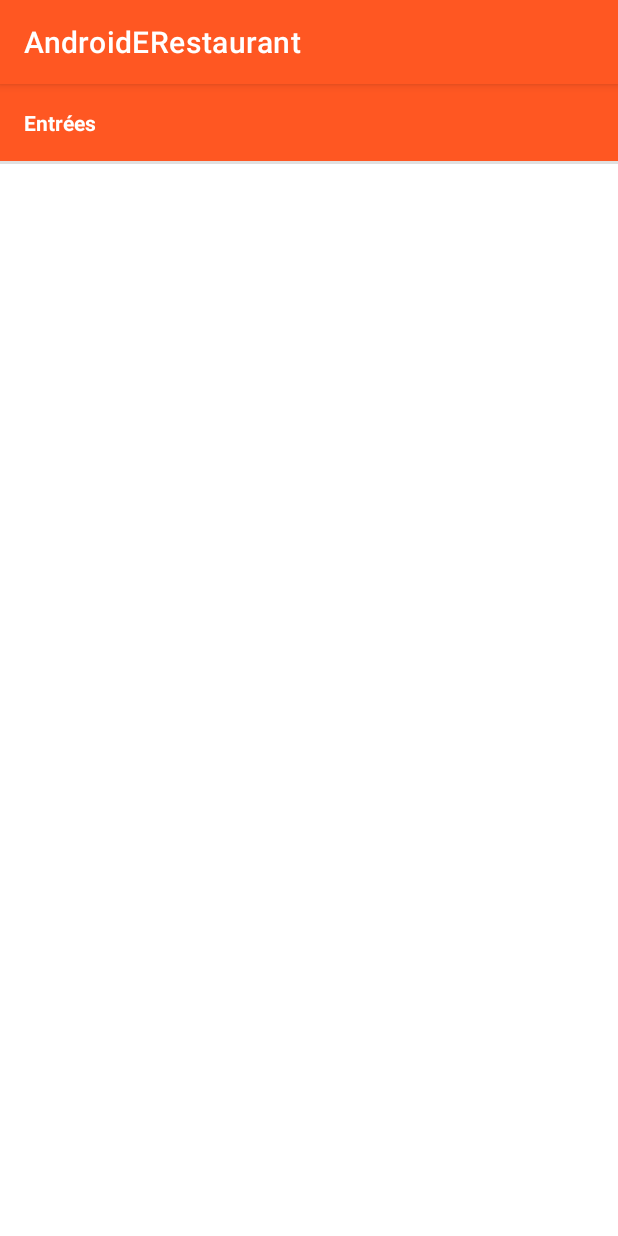
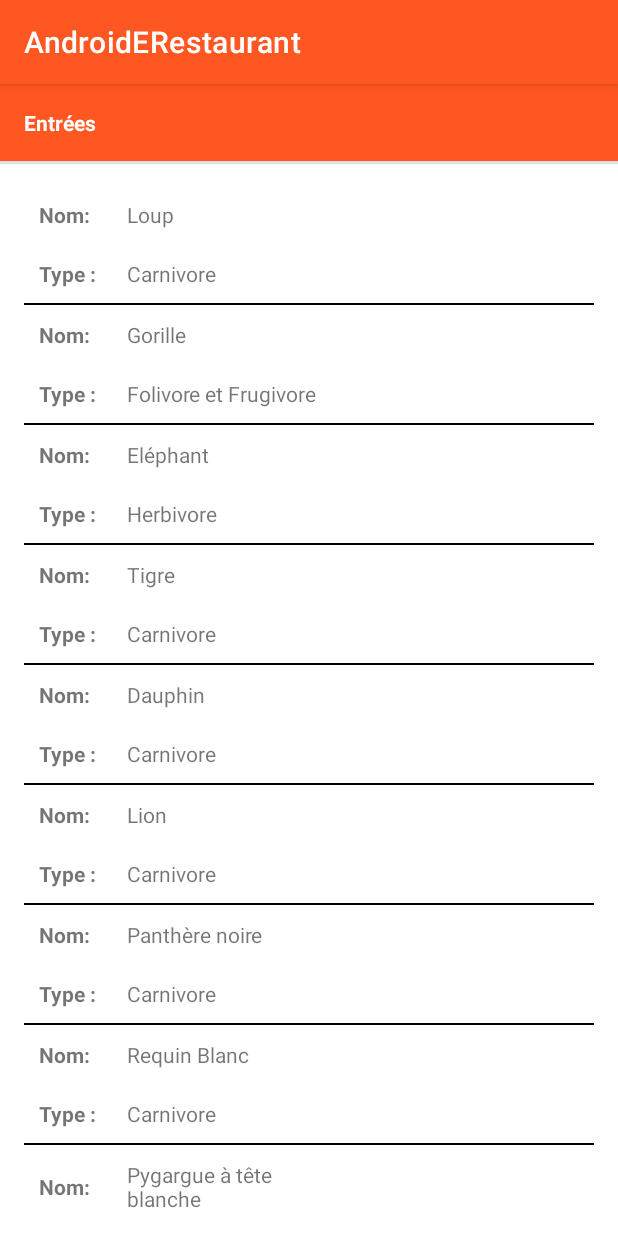
Before and after one commit to Qentah/AndroidERestaurant, an Android app: the screen it shows after launch (CatSelectDetail), after a tap on "ENTRÉES", on a phone screen of 412 x 824 dp. Run offline under Robolectric (Android 15) with nearby library versions, the phone set to English and light mode, and no system bars.

Commit message:
Add CustomAdapter.kt and Product.kt with product_line.xml template to fill recycler

```diff
--- a/app/src/main/java/fr/isen/henry/androiderestaurant/CatSelectDetail.kt
+++ b/app/src/main/java/fr/isen/henry/androiderestaurant/CatSelectDetail.kt
@@ -1,17 +1,44 @@
 package fr.isen.henry.androiderestaurant
 
 import android.os.Bundle
-import android.widget.Button
 import android.widget.TextView
+import android.widget.Toast
 import androidx.appcompat.app.AppCompatActivity
-import fr.isen.henry.androiderestaurant.R.id
+import androidx.recyclerview.widget.LinearLayoutManager
+import androidx.recyclerview.widget.RecyclerView
 
 class CatSelectDetail : AppCompatActivity() {
+
     override fun onCreate(savedInstanceState: Bundle?) {
         super.onCreate(savedInstanceState)
         setContentView(R.layout.activity_cat_select_detail)
 
         val cat = intent.extras!!.getString("category")
         findViewById<TextView>(R.id.CategoryText).text = cat
+
+        val  lines = generateLines()
+
+        var monRecycler = findViewById<RecyclerView>(R.id.RecycleView)
+
+        monRecycler.layoutManager = LinearLayoutManager(this)
+        monRecycler.adapter = CustomAdapter(lines.toTypedArray())
+        {
+            Toast.makeText(this,"Vous avez sélectionné ${it.name}",Toast.LENGTH_SHORT).show()
+        }
+    }
+
+    private fun generateLines() :ArrayList<Product>
+    {
+        val arrayList = ArrayList<Product>()
+        arrayList.add(Product(1,"Loup","Carnivore"))
+        arrayList.add(Product(2,"Gorille","Folivore et Frugivore"))
+        arrayList.add(Product(3,"Eléphant","Herbivore "))
+        arrayList.add(Product(4,"Tigre","Carnivore "))
+        arrayList.add(Product(5,"Dauphin","Carnivore "))
+        arrayList.add(Product(6,"Lion","Carnivore "))
+        arrayList.add(Product(7,"Panthère noire","Carnivore "))
+        arrayList.add(Product(8,"Requin Blanc","Carnivore "))
+        arrayList.add(Product(9,"Pygargue à tête blanche","Carnivore "))
+        return arrayList
     }
 }
--- /dev/null
+++ b/app/src/main/java/fr/isen/henry/androiderestaurant/CustomAdapter.kt
@@ -0,0 +1,34 @@
+package fr.isen.henry.androiderestaurant
+
+import android.util.Log
+import android.view.LayoutInflater
+import android.view.View
+import android.view.ViewGroup
+import android.widget.TextView
+import androidx.recyclerview.widget.RecyclerView
+
+class CustomAdapter(private val products : Array<Product>, private val listener: (Product) -> Unit)
+    : RecyclerView.Adapter<CustomAdapter.ViewHolder>() {
+
+    override fun onCreateViewHolder(parent: ViewGroup, position: Int): ViewHolder {
+        val product_line = LayoutInflater.from(parent.context).inflate(R.layout.product_line,parent, false)
+        return ViewHolder(product_line)
+    }
+
+    override fun getItemCount(): Int = products.size
+
+    override fun onBindViewHolder(holder: ViewHolder, position: Int) {
+        holder.bind(products[position],listener)
+    }
+
+    class ViewHolder(private val elem : View) : RecyclerView.ViewHolder(elem)
+    {
+        fun bind(product: Product, listener: (Product) -> Unit) = with(itemView)
+        {
+            findViewById<TextView>(R.id.product_name).text = product.name
+            findViewById<TextView>(R.id.type).text = product.type
+            setOnClickListener { listener(product) }
+        }
+    }
+
+}
--- a/app/src/main/java/fr/isen/henry/androiderestaurant/HomeActivity.kt
+++ b/app/src/main/java/fr/isen/henry/androiderestaurant/HomeActivity.kt
@@ -6,7 +6,6 @@ import android.os.Bundle
 import android.util.Log
 import android.widget.Button
 import android.widget.Toast
-import java.io.File
 
 class HomeActivity : AppCompatActivity() {
     override fun onCreate(savedInstanceState: Bundle?) {
@@ -18,13 +17,13 @@ class HomeActivity : AppCompatActivity() {
         val button3 = findViewById<Button>(R.id.btn3)
 
         button.setOnClickListener {
-            displayToast(button.text)
+            actionMenu(button.text)
         }
         button2.setOnClickListener {
-            displayToast(button2.text)
+            actionMenu(button2.text)
         }
         button3.setOnClickListener {
-            displayToast(button3.text)
+            actionMenu(button3.text)
         }
 
     }
@@ -34,7 +33,7 @@ class HomeActivity : AppCompatActivity() {
         Log.d("HomeActivity","Home Destroyed")
     }
 
-    private fun displayToast(text: CharSequence){
+    private fun actionMenu(text: CharSequence){
         Toast.makeText(this@HomeActivity, text, Toast.LENGTH_SHORT).show()
         val intent = Intent(this, CatSelectDetail::class.java)
         intent.putExtra("category",text)
--- /dev/null
+++ b/app/src/main/java/fr/isen/henry/androiderestaurant/Product.kt
@@ -0,0 +1,3 @@
+package fr.isen.henry.androiderestaurant
+
+data class Product(val id: Long, val name: String, val type :String)
--- a/app/src/main/res/layout/activity_cat_select_detail.xml
+++ b/app/src/main/res/layout/activity_cat_select_detail.xml
@@ -10,16 +10,19 @@
         android:id="@+id/constraintLayout"
         android:layout_width="match_parent"
         android:layout_height="wrap_content"
-        android:background="?attr/colorPrimary">
+        android:background="?attr/colorPrimary"
+        app:layout_constraintStart_toStartOf="parent"
+        app:layout_constraintTop_toTopOf="parent">
 
         <TextView
             android:id="@+id/CategoryText"
             android:layout_width="wrap_content"
             android:layout_height="wrap_content"
             android:padding="16dp"
-            android:text="TextView"
             android:textColor="@color/white"
-            android:textStyle="bold" />
+            android:textStyle="bold"
+            app:layout_constraintStart_toStartOf="parent"
+            app:layout_constraintTop_toTopOf="parent" />
     </androidx.constraintlayout.widget.ConstraintLayout>
 
     <View
@@ -31,10 +34,11 @@
         app:layout_constraintTop_toBottomOf="@+id/constraintLayout" />
 
     <androidx.recyclerview.widget.RecyclerView
-        android:id="@+id/CategoryList"
+        android:id="@+id/RecycleView"
         android:layout_width="0dp"
         android:layout_height="0dp"
         android:padding="16dp"
+        app:layoutManager="LinearLayoutManager"
         app:layout_constraintBottom_toBottomOf="parent"
         app:layout_constraintEnd_toEndOf="parent"
         app:layout_constraintStart_toStartOf="parent"
--- /dev/null
+++ b/app/src/main/res/layout/product_line.xml
@@ -0,0 +1,71 @@
+<?xml version="1.0" encoding="utf-8"?>
+
+<LinearLayout xmlns:android="http://schemas.android.com/apk/res/android"
+    xmlns:app="http://schemas.android.com/apk/res-auto" android:layout_width="match_parent"
+    android:layout_height="wrap_content"
+    android:orientation="vertical">
+    <LinearLayout
+        android:layout_width="match_parent"
+        android:layout_height="match_parent"
+        android:weightSum="2"
+        android:orientation="horizontal">
+        <!--Zone 1 -->
+        <LinearLayout
+            android:layout_width="wrap_content"
+            android:layout_height="wrap_content"
+            android:layout_gravity="center"
+            android:orientation="vertical">
+            <TextView
+
+                android:text="Nom:"
+                android:layout_width="wrap_content"
+                android:layout_height="wrap_content"
+                android:textStyle="bold"
+                android:layout_margin="10dp"/>
+            <TextView
+
+                android:text="Type :"
+                android:textStyle="bold"
+                android:layout_width="wrap_content"
+                android:layout_height="wrap_content"
+                android:layout_margin="10dp"/>
+
+        </LinearLayout>
+        <!--Zone 2 -->
+        <LinearLayout
+            android:layout_width="0dp"
+            android:layout_height="wrap_content"
+            android:layout_weight="1"
+            android:layout_gravity="center"
+            android:orientation="vertical">
+            <TextView
+                android:id="@+id/product_name"
+                android:text="XXX"
+                android:layout_width="wrap_content"
+                android:layout_height="wrap_content"
+                android:layout_margin="10dp"/>
+            <TextView
+                android:id="@+id/type"
+                android:text="carnivore"
+                android:layout_width="wrap_content"
+                android:layout_height="wrap_content"
+                android:layout_margin="10dp"/>
+
+        </LinearLayout>
+        <!--Zone 3 -->
+        <LinearLayout android:layout_width="0dp"
+            android:layout_height="match_parent"
+            android:orientation="vertical"
+            android:layout_weight="1">
+            <ImageView
+                android:layout_width="match_parent"
+                android:layout_height="match_parent"
+                android:id="@+id/portrait"/>
+        </LinearLayout>
+
+    </LinearLayout>
+    <View
+        android:layout_width="match_parent"
+        android:layout_height="1dp"
+        android:background="#000000" />
+</LinearLayout>
```
